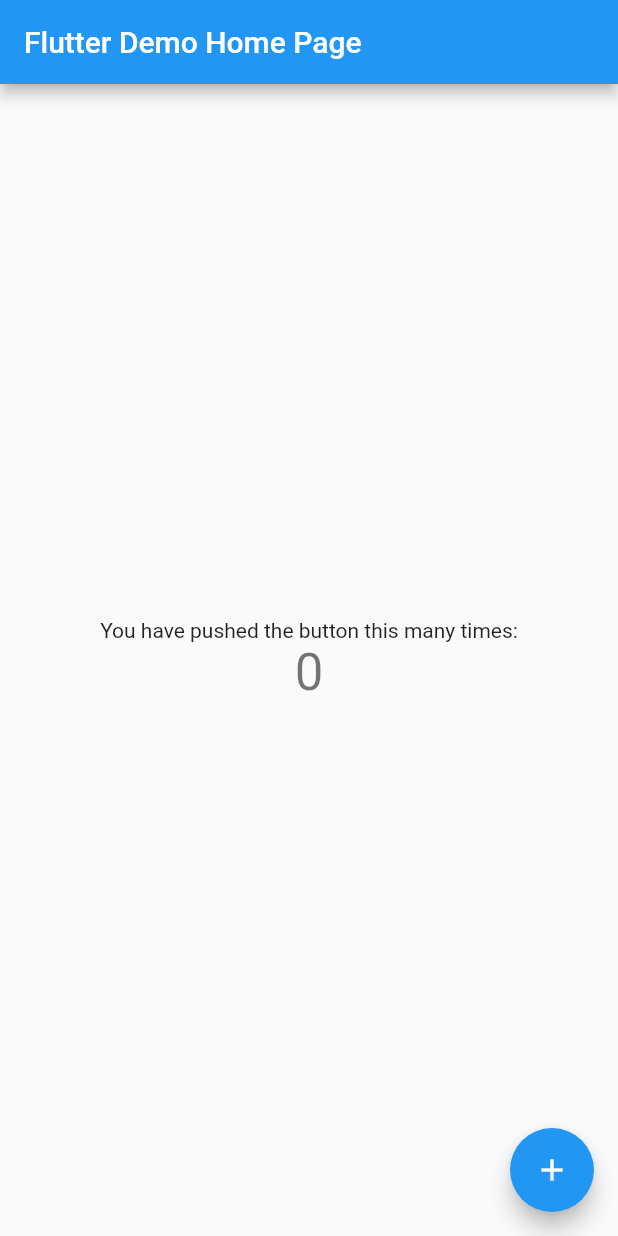
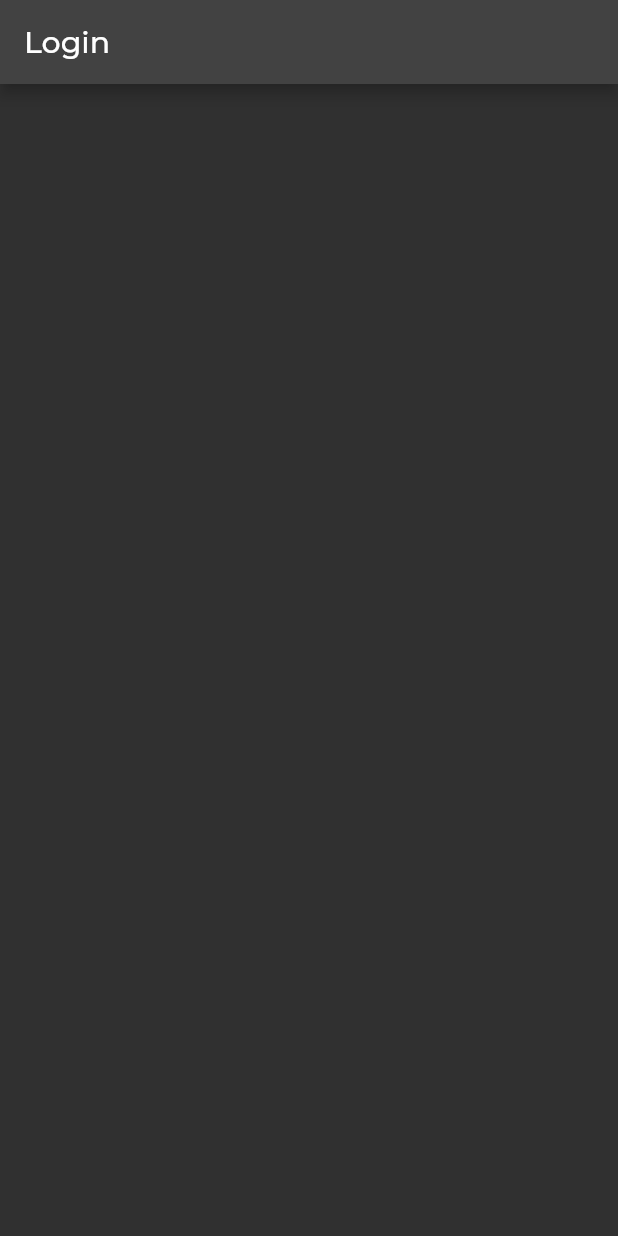
Before and after one commit to DigiReaper/Quizzo, a Flutter app: the screen it shows after launch, on a phone screen of 412 x 824 dp. Run offline on Flutter 3.47's test engine with Material 2 defaults, Android fonts, the phone set to English and light mode, and no system bars; our stand-ins replace firebase_auth, firebase_core, font_awesome_flutter, google_fonts; accounts and stored records are empty.

Commit message:
added basic UI

```diff
--- /dev/null
+++ b/quizzo/lib/home/home.dart
@@ -0,0 +1,31 @@
+import 'package:Quizzo/topics/topics.dart';
+import 'package:flutter/material.dart';
+import 'package:flutter/src/widgets/container.dart';
+import 'package:flutter/src/widgets/framework.dart';
+import 'package:firebase_auth/firebase_auth.dart';
+import "package:Quizzo/login/login.dart";
+import 'package:Quizzo/services/auth.dart';
+
+class Home extends StatelessWidget {
+  const Home({Key? key}) : super(key: key);
+
+  @override
+  Widget build(BuildContext context) {
+    return StreamBuilder(
+      stream: AuthService().userStream,
+      builder: (context, snapshot) {
+        if (snapshot.connectionState == ConnectionState.waiting) {
+          return const Text('Loading');
+        } else if (snapshot.hasError) {
+          return const Center(
+            child: Text('Error'),
+          );
+        } else if (snapshot.hasData) {
+          return const Topics();
+        } else {
+          return const Login();
+        }
+      },
+    );
+  }
+}
--- /dev/null
+++ b/quizzo/lib/login/login.dart
@@ -0,0 +1,17 @@
+import 'package:flutter/material.dart';
+import 'package:flutter/src/widgets/container.dart';
+import 'package:flutter/src/widgets/framework.dart';
+import 'package:flutter/material.dart';
+
+class Login extends StatelessWidget {
+const Login({ Key? key }) : super(key: key);
+
+  @override
+  Widget build(BuildContext context){
+    return Scaffold(
+      appBar: AppBar(
+        title: Text('Login '),
+      ),
+    );
+  }
+}
--- a/quizzo/lib/main.dart
+++ b/quizzo/lib/main.dart
@@ -1,151 +1,54 @@
+import 'package:Quizzo/theme.dart';
 import 'package:flutter/material.dart';
 
+// Import the firebase_core plugin
+import 'package:firebase_core/firebase_core.dart';
+import 'package:Quizzo/routes.dart';
+
 void main() {
-  runApp(const MyApp());
+  WidgetsFlutterBinding.ensureInitialized();
+  runApp(MyApp());
 }
 
-class MyApp extends StatelessWidget {
+/// We are using a StatefulWidget such that we only create the [Future] once,
+/// no matter how many times our widget rebuild.
+/// If we used a [StatelessWidget], in the event where [App] is rebuilt, that
+/// would re-initialize FlutterFire and make our application re-enter loading state,
+/// which is undesired.
+class MyApp extends StatefulWidget {
   const MyApp({super.key});
 
-  // This widget is the root of your application.
+  @override
+  State<MyApp> createState() => _AppState();
+}
+
+class _AppState extends State<MyApp> {
+  /// The future is part of the state of our widget. We should not call `initializeApp`
+  /// directly inside [build].
+  final Future<FirebaseApp> _initialization = Firebase.initializeApp();
+
   @override
   Widget build(BuildContext context) {
-    return MaterialApp(
-      title: 'Flutter Demo',
-      theme: ThemeData(
-        // This is the theme of your application.
-        //
-        // Try running your application with "flutter run". You'll see the
-        // application has a blue toolbar. Then, without quitting the app, try
-        // changing the primarySwatch below to Colors.green and then invoke
-        // "hot reload" (press "r" in the console where you ran "flutter run",
-        // or simply save your changes to "hot reload" in a Flutter IDE).
-        // Notice that the counter didn't reset back to zero; the application
-        // is not restarted.
-        primarySwatch: Colors.blue,
-      ),
-      home: const MyHomePage(title: 'Flutter Demo Home Page'),
+    return FutureBuilder(
+      // Initialize FlutterFire:
+      future: _initialization,
+      builder: (context, snapshot) {
+        // Check for errors
+        if (snapshot.hasError) {
+          return Text('error');
+        }
+
+        // Once complete, show your application
+        if (snapshot.connectionState == ConnectionState.done) {
+          return MaterialApp(
+            routes: appRoutes,
+            theme: appTheme,
+          );
+        }
+
+        // Otherwise, show something whilst waiting for initialization to complete
+        return Text('loading');
+      },
     );
   }
 }
-
-class MyHomePage extends StatefulWidget {
-  const MyHomePage({super.key, required this.title});
-
-  // This widget is the home page of your application. It is stateful, meaning
-  // that it has a State object (defined below) that contains fields that affect
-  // how it looks.
-
-  // This class is the configuration for the state. It holds the values (in this
-  // case the title) provided by the parent (in this case the App widget) and
-  // used by the build method of the State. Fields in a Widget subclass are
-  // always marked "final".
-
-  final String title;
-
-  @override
-  State<MyHomePage> createState() => _MyHomePageState();
-}
-
-class _MyHomePageState extends State<MyHomePage> {
-  int _counter = 0;
-
-  void _incrementCounter() {
-    setState(() {
-      // This call to setState tells the Flutter framework that something has
-      // changed in this State, which causes it to rerun the build method below
-      // so that the display can reflect the updated values. If we changed
-      // _counter without calling setState(), then the build method would not be
-      // called again, and so nothing would appear to happen.
-      _counter++;
-    });
-  }
-
-  @override
-  Widget build(BuildContext context) {
-    // This method is rerun every time setState is called, for instance as done
-    // by the _incrementCounter method above.
-    //
-    // The Flutter framework has been optimized to make rerunning build methods
-    // fast, so that you can just rebuild anything that needs updating rather
-    // than having to individually change instances of widgets.
-    return Scaffold(
-      appBar: AppBar(
-        // Here we take the value from the MyHomePage object that was created by
-        // the App.build method, and use it to set our appbar title.
-        title: Text(widget.title),
-      ),
-      body: Center(
-        // Center is a layout widget. It takes a single child and positions it
-        // in the middle of the parent.
-        child: Column(
-          // Column is also a layout widget. It takes a list of children and
-          // arranges them vertically. By default, it sizes itself to fit its
-          // children horizontally, and tries to be as tall as its parent.
-          //
-          // Invoke "debug painting" (press "p" in the console, choose the
-          // "Toggle Debug Paint" action from the Flutter Inspector in Android
-          // Studio, or the "Toggle Debug Paint" command in Visual Studio Code)
-          // to see the wireframe for each widget.
-          //
-          // Column has various properties to control how it sizes itself and
-          // how it positions its children. Here we use mainAxisAlignment to
-          // center the children vertically; the main axis here is the vertical
-          // axis because Columns are vertical (the cross axis would be
-          // horizontal).
-          mainAxisAlignment: MainAxisAlignment.center,
-          children: <Widget>[
-            const Text(
-              'You have pushed the button this many times:',
-            ),
-            Text(
-              '$_counter',
-              style: Theme.of(context).textTheme.headline4,
-            ),
-          ],
-        ),
-      ),
-      floatingActionButton: FloatingActionButton(
-        onPressed: _incrementCounter,
-        tooltip: 'Increment',
-        child: const Icon(Icons.add),
-      ), // This trailing comma makes auto-formatting nicer for build methods.
-    );
-  }
-}
-
-
-class newwidget extends StatelessWidget {
-  const newwidget({super.key});
-
-  @override
-  Widget build(BuildContext context) {
-    return StreamBuilder<Object>(
-      stream: null,
-      builder: (context, snapshot) {
-        return Center(
-          child: NewWidget(),
-        );
-      }
-    );
-
-  }
-}
-
-class NewWidget extends StatefulWidget {
-  const NewWidget({
-    Key? key,
-  }) : super(key: key);
-
-  @override
-  State<NewWidget> createState() => _NewWidgetState();
-}
-
-class _NewWidgetState extends State<NewWidget> {
-  @override
-  Widget build(BuildContext context) {
-    return Container(
-
-    );
-  }
-}
--- /dev/null
+++ b/quizzo/lib/routes.dart
@@ -0,0 +1,14 @@
+import 'package:Quizzo/about/about.dart';
+import 'package:Quizzo/home/home.dart';
+import 'package:Quizzo/login/login.dart';
+import 'package:Quizzo/profile/profile.dart';
+import 'package:Quizzo/topics/topics.dart';
+
+var appRoutes = {
+  '/': (context) => const Home(),
+  '/login': (context) => const Login(),
+  '/about': (context) => const About(),
+  '/topics': (context) => const Topics(),
+  '/profile': (context) => const Profile( ),
+
+};
--- /dev/null
+++ b/quizzo/lib/services/auth.dart
@@ -0,0 +1,19 @@
+import 'package:firebase_auth/firebase_auth.dart';
+import 'package:flutter/material.dart';
+
+class AuthService {
+  final userStream = FirebaseAuth.instance.authStateChanges();
+  final user = FirebaseAuth.instance.currentUser;
+}
+
+Future<void> anonLogin() async {
+  try {
+    await FirebaseAuth.instance.signInAnonymously();
+  } on FirebaseAuthException catch (e) {
+    print(e.toString());
+  }
+}
+
+Future<void> signOut() async {
+  await FirebaseAuth.instance.signOut();
+}
--- /dev/null
+++ b/quizzo/lib/theme.dart
@@ -0,0 +1,27 @@
+import 'package:flutter/material.dart';
+import 'package:google_fonts/google_fonts.dart';
+
+var appTheme = ThemeData(
+
+  fontFamily: GoogleFonts.montserrat().fontFamily,
+
+  bottomAppBarTheme: const BottomAppBarTheme(
+    color: Colors.black87,
+  ),
+  brightness: Brightness.dark,
+  textTheme: const TextTheme(
+    bodyText1: TextStyle(fontSize: 18),
+    bodyText2: TextStyle(fontSize: 16),
+    button: TextStyle(
+      letterSpacing: 1.5,
+      fontWeight: FontWeight.bold,
+    ),
+    headline1: TextStyle(
+      fontWeight: FontWeight.bold,
+    ),
+    subtitle1: TextStyle(
+      color: Colors.grey,
+    ),
+  ),
+  buttonTheme: const ButtonThemeData(),
+);
```
Also changed, not shown: quizzo/lib/about/about.dart (added, +16 -0 lines), quizzo/lib/profile/profile.dart (added, +13 -0 lines), quizzo/lib/quiz/quiz.dart (added, +13 -0 lines), quizzo/lib/shared/bottom_nav.dart (added, +50 -0 lines), quizzo/lib/topics/topics.dart (added, +15 -0 lines), quizzo/pubspec.yaml (+11 -9 lines), quizzo/lib/firebase_options.dart (added), quizzo/pubspec.lock, 12 other files.
